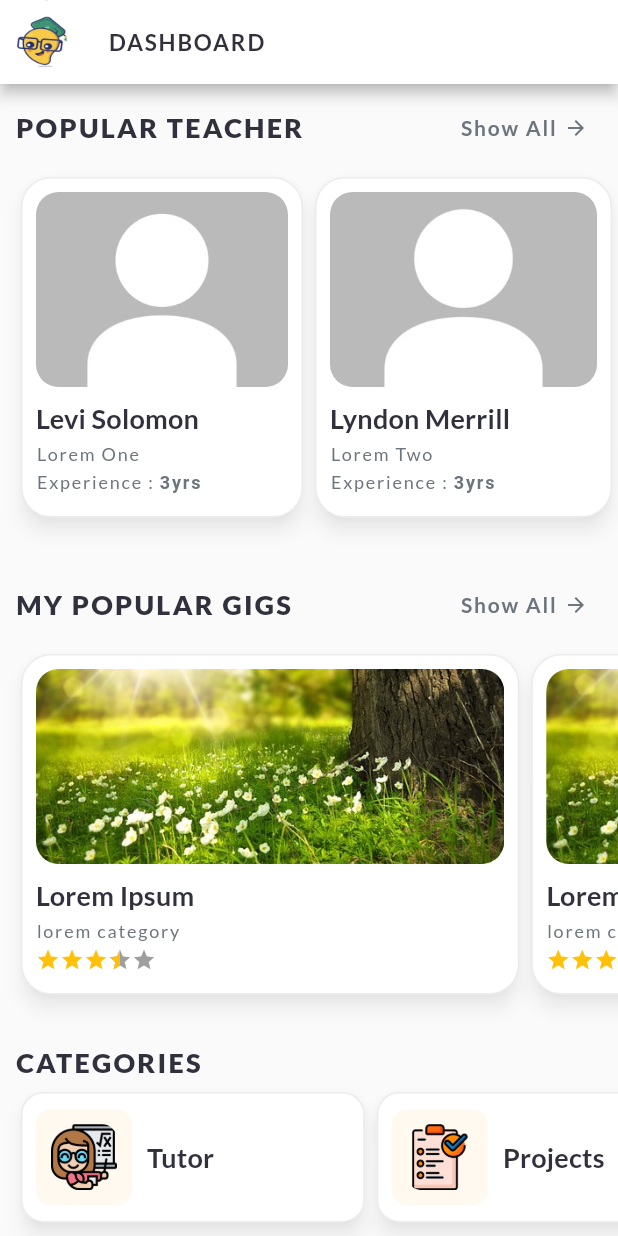
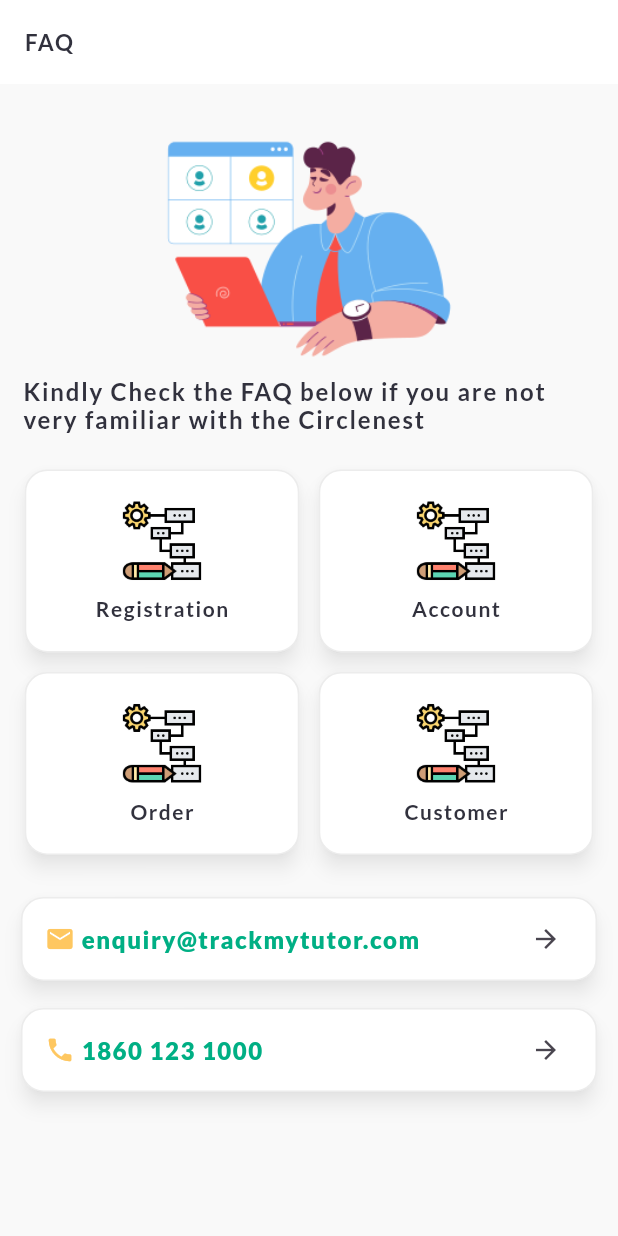
Before and after one commit to abdulrazakshaikh/trackmymentor, a Flutter app: the screen it shows after launch, on a phone screen of 412 x 824 dp. Run offline on Flutter 3.47's test engine with Material 2 defaults, Android fonts, the phone set to English and light mode, and no system bars; drawn by our look-alikes of flutter_rating_bar; our stand-ins replace chat_bubbles, google_fonts, photo_view; missing offline and left inert: cool_stepper_reloaded, introduction_slider.

Commit message:
faq page done

```diff
--- a/lib/main.dart
+++ b/lib/main.dart
@@ -1,5 +1,6 @@
 import 'package:flutter/material.dart';
 import 'package:flutter/services.dart';
+import 'package:trackmy_mentor/ui/faq.dart';
 import 'package:trackmy_mentor/ui/homepage/homepage.dart';
 import 'package:trackmy_mentor/ui/project/project_details.dart';
 import 'package:trackmy_mentor/ui/splashscreen.dart';
@@ -27,10 +28,11 @@ class MyApp extends StatelessWidget {
       home: SafeArea(
         child:
         // UserProfile()
-                Homepage()
-                // Login()
-                // SplashScreen()
-            // ProjectDetails('Lorem Ipsum Project Title')
+        // Homepage()
+        // Login()
+        // SplashScreen()
+        // ProjectDetails('Lorem Ipsum Project Title')
+        FAQ('FAQ')
       )
     );
   }
--- /dev/null
+++ b/lib/ui/faq.dart
@@ -0,0 +1,289 @@
+import 'package:flutter/cupertino.dart';
+import 'package:flutter/material.dart';
+import 'package:flutter_rating_bar/flutter_rating_bar.dart';
+import 'package:google_fonts/google_fonts.dart';
+import 'package:trackmy_mentor/ui/project/project_quotationlist.dart';
+import 'package:trackmy_mentor/ui/project/projectimage_slider.dart';
+import 'package:trackmy_mentor/ui/project/quotation_bottomsheet.dart';
+
+
+class FAQ extends StatefulWidget{
+  String title;
+  FAQ(this.title);
+
+  @override
+  State<StatefulWidget> createState() {
+   return FAQState();
+  }
+
+}
+class FAQState extends State<FAQ>{
+
+
+  @override
+  Widget build(BuildContext context) {
+    return Scaffold(
+      backgroundColor: Color(0xfff9f9f9),
+      appBar: AppBar(
+        elevation: 0,
+        // scrolledUnderElevation: 0,
+        title: Text('FAQ'),
+        automaticallyImplyLeading: true,
+        actions: [],
+      ),
+      body: SingleChildScrollView(
+        child: Column(
+        mainAxisSize: MainAxisSize.min,
+        children: [
+          Container(
+            width: double.infinity,
+            padding: EdgeInsets.all(15),
+            child: Column(
+              children: [
+                Container(
+                  height: 180,
+                  child: Image.asset('assets/images/faq.png',
+                  fit: BoxFit.contain,
+                  ),
+                ),
+                Text('Kindly Check the FAQ below if you are not very familiar with the Circlenest',
+                  style: GoogleFonts.lato(
+                    textStyle: Theme.of(context).textTheme.titleMedium,
+                    letterSpacing: 1.2,
+                    fontWeight: FontWeight.w600
+                  ),
+                ),
+
+              ],
+            )
+          ),
+          Container(
+            padding: EdgeInsets.symmetric(horizontal: 10, vertical: 5),
+            child: Wrap(
+              runSpacing: 5,
+              spacing: 5,
+              children: [
+                Container(
+                  width: MediaQuery.of(context).size.width / 2 - 15,
+                  height: 130,
+                  child: Card(
+                  elevation: 5,
+                  shadowColor: Theme.of(context).shadowColor.withOpacity(0.35),
+                  shape: RoundedRectangleBorder(
+                    borderRadius: BorderRadius.circular(15),
+                    side: BorderSide(width: 1, color: Colors.grey.withOpacity(0.2))
+                  ),
+                  child: Padding(
+                    padding: EdgeInsets.all(10),
+                    child: Column(
+                      mainAxisSize: MainAxisSize.min,
+                      mainAxisAlignment: MainAxisAlignment.center,
+                      crossAxisAlignment: CrossAxisAlignment.center,
+                      children: [
+                        Container(
+                          height: 54,
+                          width: 54,
+                          child: Image.asset('assets/images/model.png',
+                          fit: BoxFit.contain,
+                          ),
+                        ),
+                        SizedBox(height: 10),
+                        Text('Registration',
+                          style: GoogleFonts.lato(
+                            textStyle: Theme.of(context).textTheme.titleSmall,
+                            letterSpacing: 1,
+                            fontWeight: FontWeight.w600
+                          ),
+                        ),
+                      ],
+                    ),
+                  ),
+                ),
+                ),
+                Container(
+                  width: MediaQuery.of(context).size.width / 2 - 15,
+                  height: 130,
+                  child: Card(
+                  elevation: 5,
+                  shadowColor: Theme.of(context).shadowColor.withOpacity(0.35),
+                  shape: RoundedRectangleBorder(
+                    borderRadius: BorderRadius.circular(15),
+                    side: BorderSide(width: 1, color: Colors.grey.withOpacity(0.2))
+                  ),
+                  child: Padding(
+                    padding: EdgeInsets.all(10),
+                    child: Column(
+                      mainAxisSize: MainAxisSize.min,
+                      mainAxisAlignment: MainAxisAlignment.center,
+                      crossAxisAlignment: CrossAxisAlignment.center,
+                      children: [
+                        Container(
+                          height: 54,
+                          width: 54,
+                          child: Image.asset('assets/images/model.png',
+                          fit: BoxFit.contain,
+                          ),
+                        ),
+                        SizedBox(height: 10),
+                        Text('Account',
+                          style: GoogleFonts.lato(
+                            textStyle: Theme.of(context).textTheme.titleSmall,
+                            letterSpacing: 1,
+                            fontWeight: FontWeight.w600
+                          ),
+                        ),
+                      ],
+                    ),
+                  ),
+                ),
+                ),
+                Container(
+                  width: MediaQuery.of(context).size.width / 2 - 15,
+                  height: 130,
+                  child: Card(
+                  elevation: 5,
+                  shadowColor: Theme.of(context).shadowColor.withOpacity(0.35),
+                  shape: RoundedRectangleBorder(
+                    borderRadius: BorderRadius.circular(15),
+                    side: BorderSide(width: 1, color: Colors.grey.withOpacity(0.2))
+                  ),
+                  child: Padding(
+                    padding: EdgeInsets.all(10),
+                    child: Column(
+                      mainAxisSize: MainAxisSize.min,
+                      mainAxisAlignment: MainAxisAlignment.center,
+                      crossAxisAlignment: CrossAxisAlignment.center,
+                      children: [
+                        Container(
+                          height: 54,
+                          width: 54,
+                          child: Image.asset('assets/images/model.png',
+                          fit: BoxFit.contain,
+                          ),
+                        ),
+                        SizedBox(height: 10),
+                        Text('Order',
+                          style: GoogleFonts.lato(
+                            textStyle: Theme.of(context).textTheme.titleSmall,
+                            letterSpacing: 1,
+                            fontWeight: FontWeight.w600
+                          ),
+                        ),
+                      ],
+                    ),
+                  ),
+                ),
+                ),
+                Container(
+
+                  width: MediaQuery.of(context).size.width / 2 - 15,
+                  height: 130,
+                  child: Card(
+                  elevation: 5,
+                  shadowColor: Theme.of(context).shadowColor.withOpacity(0.35),
+                  shape: RoundedRectangleBorder(
+                    borderRadius: BorderRadius.circular(15),
+                    side: BorderSide(width: 1, color: Colors.grey.withOpacity(0.2))
+                  ),
+                  child: Padding(
+                    padding: EdgeInsets.all(10),
+                    child: Column(
+                      mainAxisSize: MainAxisSize.min,
+                      mainAxisAlignment: MainAxisAlignment.center,
+                      crossAxisAlignment: CrossAxisAlignment.center,
+                      children: [
+                        Container(
+                          height: 54,
+                          width: 54,
+                          child: Image.asset('assets/images/model.png',
+                          fit: BoxFit.contain,
+                          ),
+                        ),
+                        SizedBox(height: 10),
+                        Text('Customer',
+                          style: GoogleFonts.lato(
+                            textStyle: Theme.of(context).textTheme.titleSmall,
+                            letterSpacing: 1,
+                            fontWeight: FontWeight.w600
+                          ),
+                        ),
+                      ],
+                    ),
+                  ),
+                ),
+                ),
+
+              ],
+            ),
+          ),
+
+
+          Container(
+            padding: EdgeInsets.symmetric(horizontal: 10, vertical: 10),
+            child: Column(
+              children: [
+                Container(
+                  padding: EdgeInsets.symmetric(vertical: 5),
+                  child: InkWell(
+                    onTap: (){},
+                    child: Card(
+                      elevation: 5,
+                      shadowColor: Theme.of(context).shadowColor.withOpacity(0.35),
+                      shape: RoundedRectangleBorder(
+                        borderRadius: BorderRadius.circular(15),
+                        side: BorderSide(width: 1, color: Colors.grey.withOpacity(0.2))
+                      ),
+                      child: ListTile(
+                        horizontalTitleGap: 0,
+                        title: Text("enquiry@trackmytutor.com",
+                          style: GoogleFonts.lato(
+                            textStyle: Theme.of(context).textTheme.titleMedium,
+                            letterSpacing: 1,
+                            color: Theme.of(context).colorScheme.primary,
+                            fontWeight: FontWeight.w900
+                          ),
+                        ),
+                        leading: Icon(Icons.email, color: Theme.of(context).colorScheme.tertiary),
+                        trailing: Icon(Icons.arrow_forward),
+                      ),
+                    ),
+                  )
+                ),
+                Container(
+                  padding: EdgeInsets.symmetric(vertical: 5),
+                  child: InkWell(
+                    onTap: (){},
+                    child: Card(
+                      elevation: 5,
+                      shadowColor: Theme.of(context).shadowColor.withOpacity(0.35),
+                      shape: RoundedRectangleBorder(
+                        borderRadius: BorderRadius.circular(15),
+                        side: BorderSide(width: 1, color: Colors.grey.withOpacity(0.2))
+                      ),
+                      child: ListTile(
+                        horizontalTitleGap: 0,
+                        title: Text("1860 123 1000",
+                          style: GoogleFonts.lato(
+                            textStyle: Theme.of(context).textTheme.titleMedium,
+                            letterSpacing: 1,
+                            color: Theme.of(context).colorScheme.primary,
+                            fontWeight: FontWeight.w900
+                          ),
+                        ),
+                        leading: Icon(Icons.phone, color: Theme.of(context).colorScheme.tertiary),
+                        trailing: Icon(Icons.arrow_forward),
+                      ),
+                    ),
+                  )
+                ),
+              ],
+            ),
+          ),
+
+        ],
+      ),
+      ),
+    );
+  }
+
+}
--- a/lib/ui/homepage/homepage.dart
+++ b/lib/ui/homepage/homepage.dart
@@ -1,5 +1,6 @@
 import 'package:flutter/cupertino.dart';
 import 'package:flutter/material.dart';
+import 'package:trackmy_mentor/ui/common_widgets/bottom_navigation.dart';
 import 'package:trackmy_mentor/ui/homepage/homepage_categories.dart';
 import 'package:trackmy_mentor/ui/homepage/homepage_mypopulargigs.dart';
 import 'package:trackmy_mentor/ui/homepage/homepage_populargigs.dart';
@@ -20,7 +21,7 @@ class _HomepageState extends State<Homepage> {
 
     return SafeArea(
       child: Scaffold(
-        //bottomNavigationBar: BottomNavigation(),
+        // bottomNavigationBar: BottomNavigation(),
         appBar: AppBar(
           title: Text('Dashboard'.toUpperCase()),
           actions: [],
```
Also changed, not shown: assets/images/faq.png (added), pubspec.lock, 6 other files.
